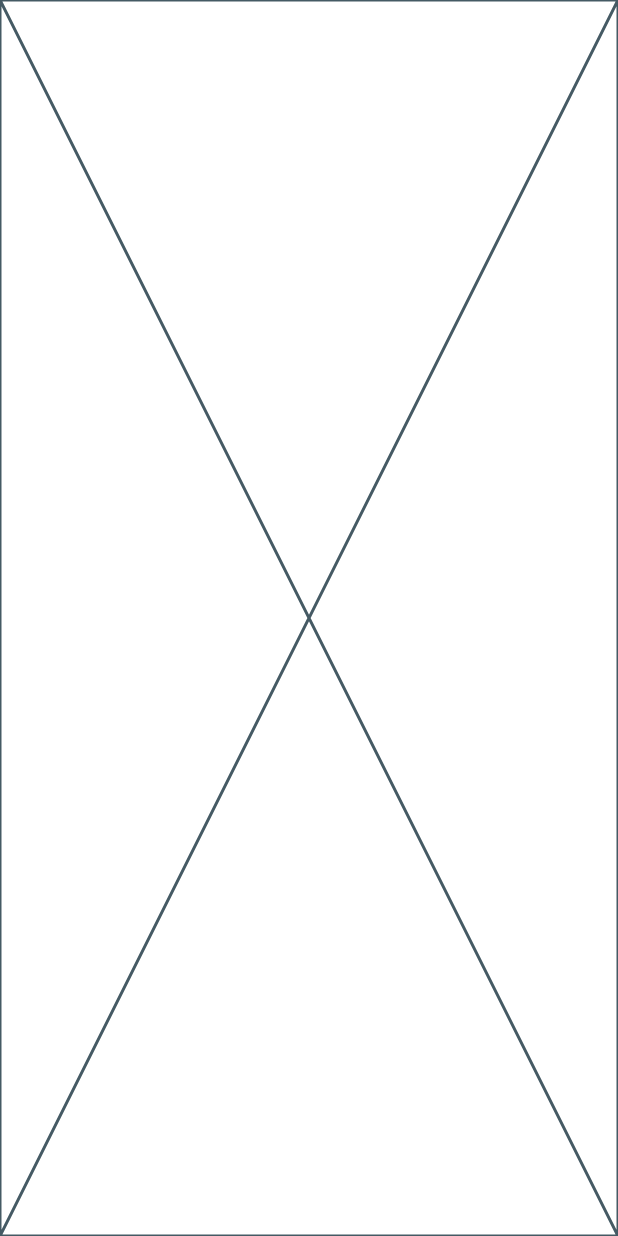
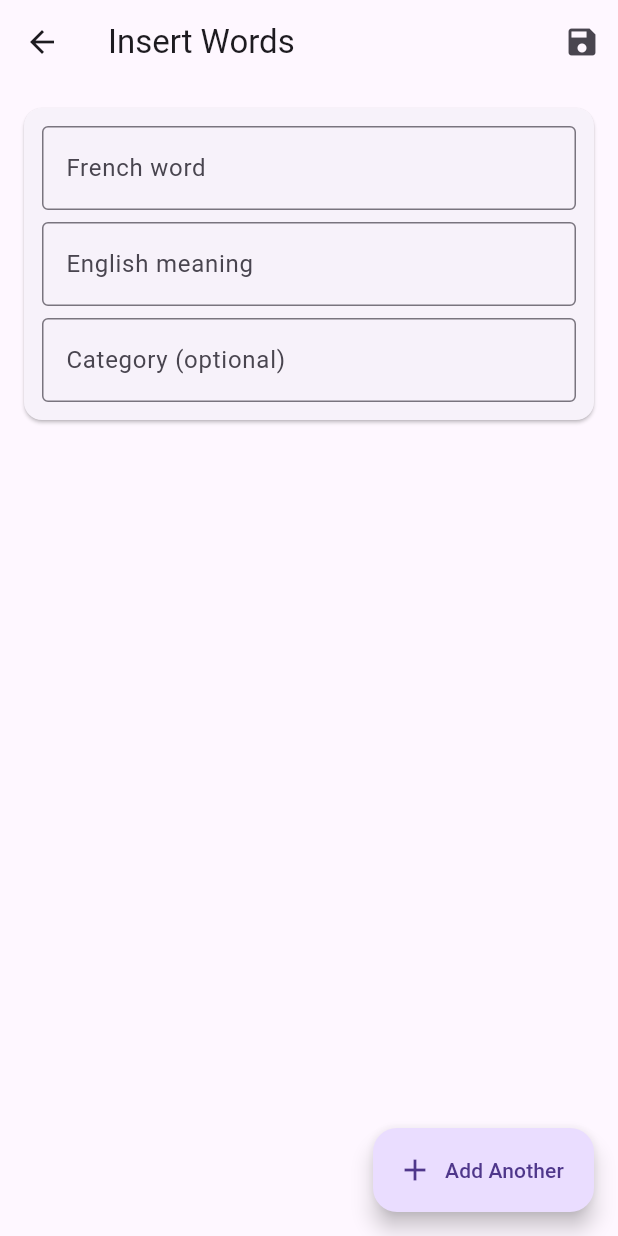
Before and after one commit to MihirGorasiya/French-vocabulary-trainer-app, a Flutter app: the screen it shows after launch, after a tap on the "add" icon, on a phone screen of 412 x 824 dp. Run offline on Flutter 3.47's test engine with Material 3 defaults, Android fonts, the phone set to English and light mode, and no system bars; our stand-ins replace sqflite; accounts and stored records are empty.

Commit message:
insert page added

```diff
--- a/lib/pages/insert_page.dart
+++ b/lib/pages/insert_page.dart
@@ -1,4 +1,6 @@
 import 'package:flutter/material.dart';
+import 'package:french_vocabulary_trainer_app/core/database_helper.dart';
+import 'package:french_vocabulary_trainer_app/models/model_vocab_word.dart';
 
 class InsertPage extends StatefulWidget {
   const InsertPage({super.key});
@@ -8,8 +10,126 @@ class InsertPage extends StatefulWidget {
 }
 
 class _InsertPageState extends State<InsertPage> {
+  final db = DatabaseHelper.instance;
+  List<_WordEntry> entries = [_WordEntry()]; // start with one row
+
+  void _addRow() {
+    setState(() {
+      entries.add(_WordEntry());
+    });
+  }
+
+  void _removeRow(int index) {
+    setState(() {
+      entries.removeAt(index);
+    });
+  }
+
+  Future<void> _saveAll() async {
+    // Validate: remove empty rows
+    final toSave =
+        entries
+            .where(
+              (e) =>
+                  e.word.text.trim().isNotEmpty &&
+                  e.meaning.text.trim().isNotEmpty,
+            )
+            .toList();
+
+    if (toSave.isEmpty) {
+      ScaffoldMessenger.of(
+        context,
+      ).showSnackBar(SnackBar(content: Text('Please enter at least one word')));
+      return;
+    }
+
+    for (final e in toSave) {
+      await db.insertWord(
+        VocabWord(
+          word: e.word.text.trim(),
+          meaning: e.meaning.text.trim(),
+          category:
+              e.category.text.trim().isEmpty ? null : e.category.text.trim(),
+          starred: 0,
+          learned: 'new',
+        ),
+      );
+    }
+
+    Navigator.pop(context, true); // true means data was added
+  }
+
   @override
   Widget build(BuildContext context) {
-    return const Placeholder();
+    return Scaffold(
+      appBar: AppBar(
+        title: Text('Insert Words'),
+        actions: [
+          IconButton(
+            icon: Icon(Icons.save),
+            tooltip: 'Save all',
+            onPressed: _saveAll,
+          ),
+        ],
+      ),
+      body: ListView.builder(
+        padding: EdgeInsets.all(16),
+        itemCount: entries.length,
+        itemBuilder: (context, index) {
+          return Card(
+            margin: EdgeInsets.only(bottom: 12),
+            child: Padding(
+              padding: const EdgeInsets.all(12.0),
+              child: Column(
+                children: [
+                  TextFormField(
+                    controller: entries[index].word,
+                    decoration: InputDecoration(
+                      labelText: 'French word',
+                      border: OutlineInputBorder(),
+                    ),
+                  ),
+                  SizedBox(height: 8),
+                  TextFormField(
+                    controller: entries[index].meaning,
+                    decoration: InputDecoration(
+                      labelText: 'English meaning',
+                      border: OutlineInputBorder(),
+                    ),
+                  ),
+                  SizedBox(height: 8),
+                  TextFormField(
+                    controller: entries[index].category,
+                    decoration: InputDecoration(
+                      labelText: 'Category (optional)',
+                      border: OutlineInputBorder(),
+                    ),
+                  ),
+                  if (entries.length > 1)
+                    Align(
+                      alignment: Alignment.centerRight,
+                      child: IconButton(
+                        icon: Icon(Icons.delete_forever, color: Colors.red),
+                        onPressed: () => _removeRow(index),
+                      ),
+                    ),
+                ],
+              ),
+            ),
+          );
+        },
+      ),
+      floatingActionButton: FloatingActionButton.extended(
+        onPressed: _addRow,
+        icon: Icon(Icons.add),
+        label: Text('Add Another'),
+      ),
+    );
   }
 }
+
+class _WordEntry {
+  final word = TextEditingController();
+  final meaning = TextEditingController();
+  final category = TextEditingController();
+}
```
